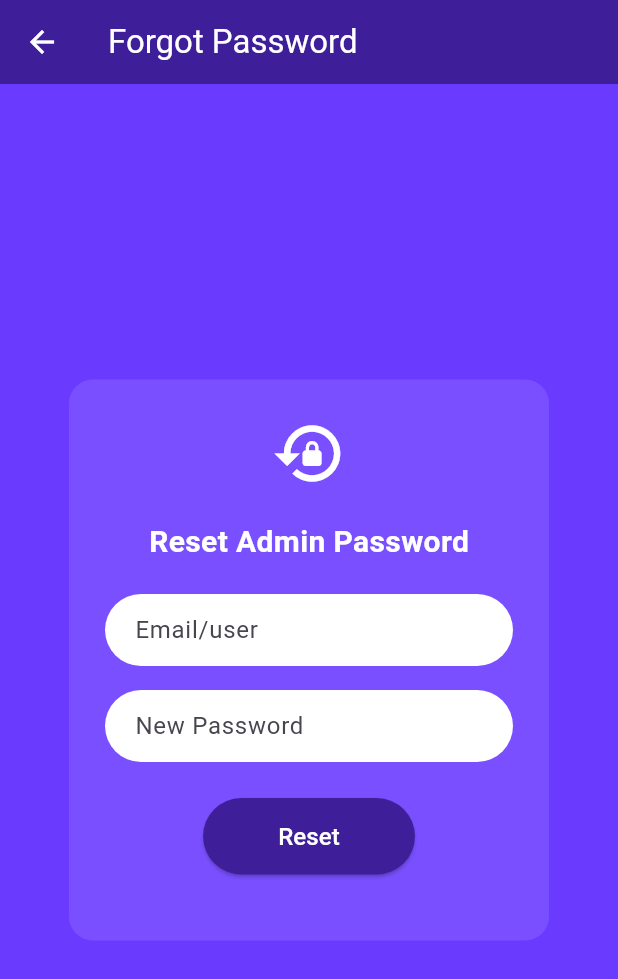
After one commit to harshitgoyal25/Karuna-Darpan-Flutter, a Flutter app: the AdminForgetPasswordPage screen opened by its route, on a phone screen of 412 x 824 dp. The commit adds this screen. Shown: the top 979 px of the screen. Run offline on Flutter 3.47's test engine with Material 3 defaults, Android fonts, the phone set to English and light mode, and no system bars; our stand-ins replace flutter_dotenv.

Commit message:
login as admin is started

```diff
--- /dev/null
+++ b/lib/AdminForgetPasswordPage.dart
@@ -0,0 +1,123 @@
+import 'package:flutter/material.dart';
+import 'package:http/http.dart' as http;
+import 'dart:convert';
+
+class AdminForgetPasswordPage extends StatefulWidget {
+  const AdminForgetPasswordPage({super.key});
+
+  @override
+  State<AdminForgetPasswordPage> createState() =>
+      _AdminForgetPasswordPageState();
+}
+
+class _AdminForgetPasswordPageState extends State<AdminForgetPasswordPage> {
+  final TextEditingController emailController = TextEditingController();
+  final TextEditingController newPasswordController = TextEditingController();
+
+  bool isLoading = false;
+  String? message;
+
+  Future<void> resetPassword() async {
+    setState(() {
+      isLoading = true;
+      message = null;
+    });
+
+    final response = await http.post(
+      Uri.parse('http://10.0.2.2:5000/api/admins/forgot-password'),
+      headers: {'Content-Type': 'application/json'},
+      body: json.encode({
+        'email': emailController.text.trim(),
+        'newPassword': newPasswordController.text.trim(),
+      }),
+    );
+
+    setState(() {
+      isLoading = false;
+      if (response.statusCode == 200) {
+        message = "Password reset successful. You can now login.";
+      } else {
+        message = json.decode(response.body)['message'] ??
+            'Failed to reset password.';
+      }
+    });
+  }
+
+  @override
+  Widget build(BuildContext context) {
+    return Scaffold(
+      backgroundColor: const Color(0xFF6A3BFF),
+      appBar: AppBar(
+        backgroundColor: const Color(0xFF3E1F99),
+        elevation: 0,
+        title: const Text('Forgot Password',
+            style: TextStyle(color: Colors.white)),
+        leading: const BackButton(color: Colors.white),
+      ),
+      body: Center(
+        child: Container(
+          width: 320,
+          padding: const EdgeInsets.all(24),
+          decoration: BoxDecoration(
+            color: Colors.white.withOpacity(0.1),
+            borderRadius: BorderRadius.circular(16),
+          ),
+          child: Column(
+            mainAxisSize: MainAxisSize.min,
+            children: [
+              const Icon(Icons.lock_reset, color: Colors.white, size: 50),
+              const SizedBox(height: 20),
+              const Text(
+                'Reset Admin Password',
+                style: TextStyle(
+                    fontSize: 20,
+                    color: Colors.white,
+                    fontWeight: FontWeight.bold),
+              ),
+              const SizedBox(height: 20),
+              _buildTextField("Email/user", emailController, false),
+              const SizedBox(height: 16),
+              _buildTextField("New Password", newPasswordController, true),
+              const SizedBox(height: 24),
+              ElevatedButton(
+                onPressed: isLoading ? null : resetPassword,
+                style: ElevatedButton.styleFrom(
+                  backgroundColor: const Color(0xFF3E1F99),
+                  padding:
+                      const EdgeInsets.symmetric(horizontal: 50, vertical: 14),
+                  shape: RoundedRectangleBorder(
+                      borderRadius: BorderRadius.circular(30)),
+                ),
+                child: isLoading
+                    ? const CircularProgressIndicator(color: Colors.white)
+                    : const Text("Reset",
+                        style: TextStyle(color: Colors.white, fontSize: 16)),
+              ),
+              const SizedBox(height: 20),
+              if (message != null)
+                Text(
+                  message!,
+                  textAlign: TextAlign.center,
+                  style: TextStyle(color: Colors.white70, fontSize: 13),
+                )
+            ],
+          ),
+        ),
+      ),
+    );
+  }
+
+  Widget _buildTextField(
+      String hint, TextEditingController controller, bool obscure) {
+    return Container(
+      decoration: BoxDecoration(
+          color: Colors.white, borderRadius: BorderRadius.circular(30)),
+      padding: const EdgeInsets.symmetric(horizontal: 20),
+      child: TextField(
+        controller: controller,
+        obscureText: obscure,
+        decoration: InputDecoration(border: InputBorder.none, hintText: hint),
+      ),
+    );
+  }
+}
--- a/lib/main.dart
+++ b/lib/main.dart
@@ -1,5 +1,6 @@
 import 'package:flutter/material.dart';
 import 'package:flutter_dotenv/flutter_dotenv.dart'; // ✅ Add this
+import 'package:karuna_darpan/AdminForgetPasswordPage.dart';
 
 import 'package:karuna_darpan/FetchPatientsScreen.dart';
 import 'package:karuna_darpan/patient/add_health_record_page.dart';
@@ -67,6 +68,7 @@ class KarunaDarpanApp extends StatelessWidget {
         '/confirmation-splash': (context) => const ConfirmationSplashPage(),
 
         '/calls': (context) => const CallsPage(),
+        '/forget_password': (context) => const AdminForgetPasswordPage(),
 
         '/learning': (context) => const LearningPage(),
         '/performance': (context) => const PerformancePage(),
```
Also changed, not shown: lib/admin_login.dart (+69 -15 lines), lib/login_page.dart (+41 -23 lines), 4 other files.
